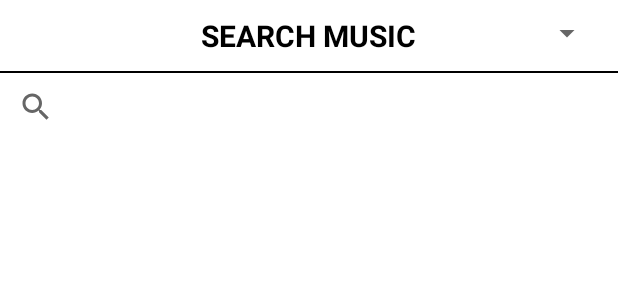
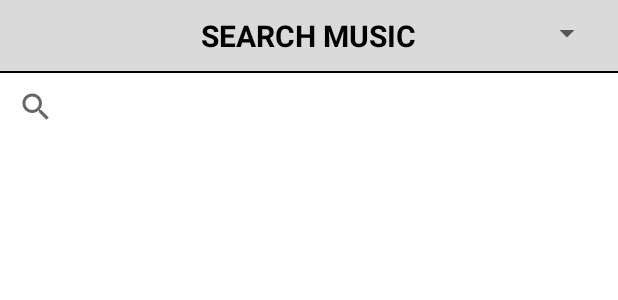
Before and after one commit to husnain92/ArPoint, an Android app: the layout search_music.xml on its own in the app's theme, with its tools: preview values and no code run, on a phone screen of 412 x 824 dp. Shown: the top 300 px of the screen. Run offline under Robolectric (Android 15) with nearby library versions, the light colour scheme and no system bars.

Commit message:
Change Background

```diff
--- a/app/src/main/res/layout/search_music.xml
+++ b/app/src/main/res/layout/search_music.xml
@@ -10,6 +10,7 @@
         android:id="@+id/ggg"
         android:layout_width="match_parent"
         android:layout_height="wrap_content"
+        android:background="#dadada"
         android:padding="10dp">
 
         <TextView
```
